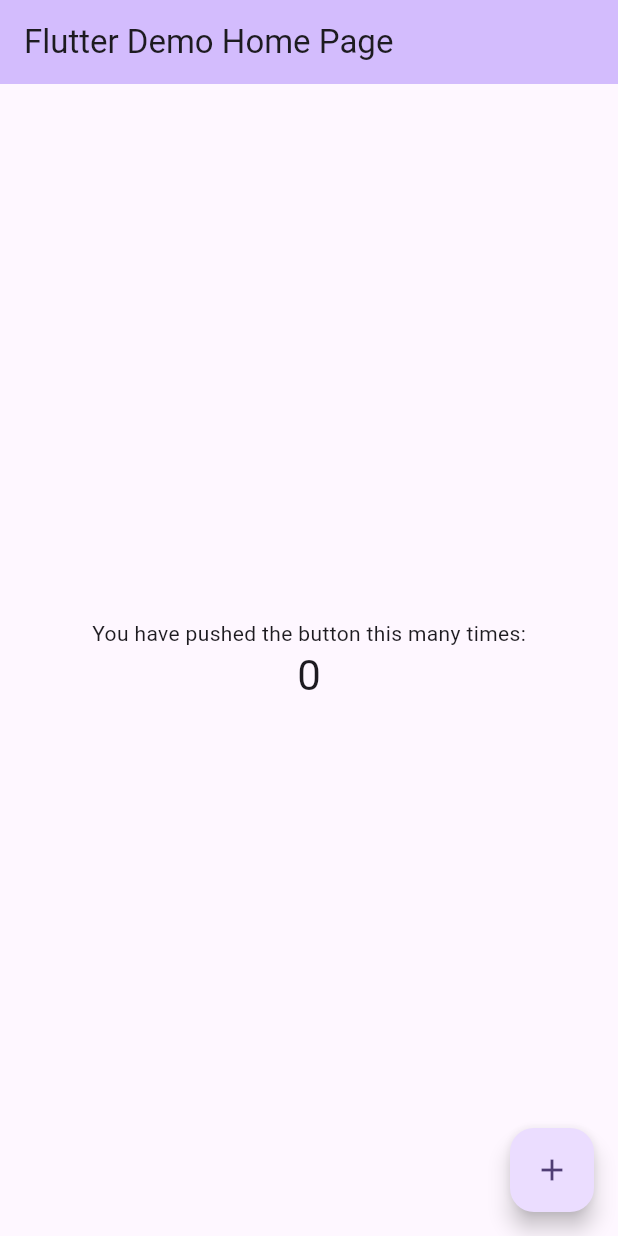
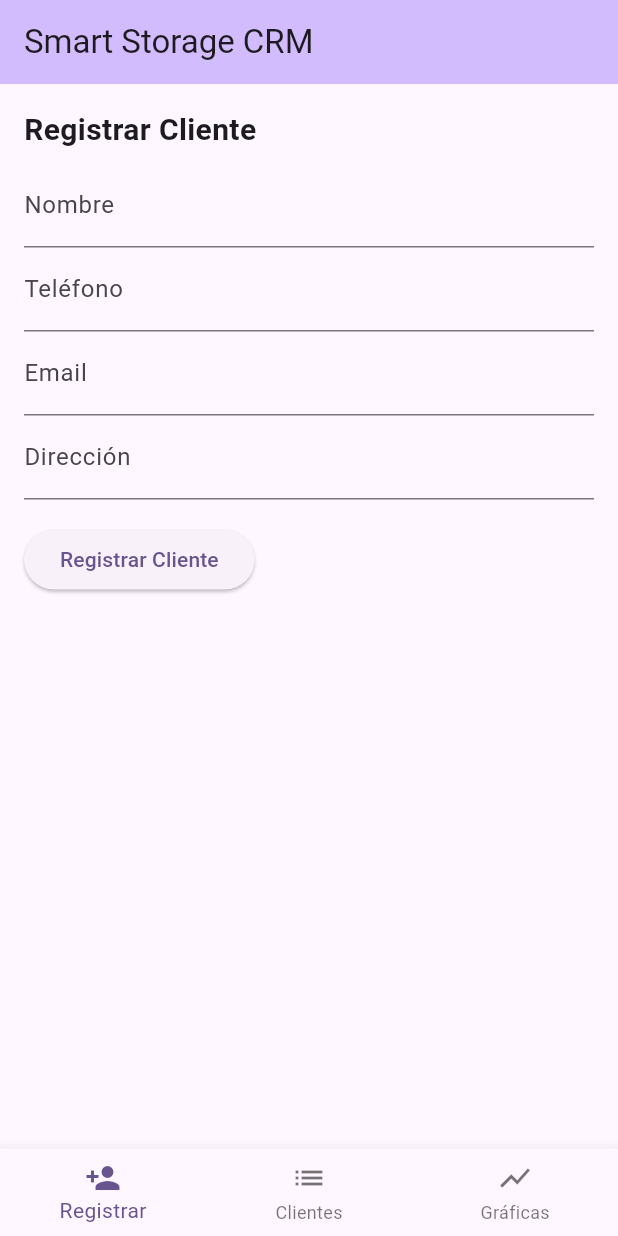
Before and after one commit to SmartStorageAI/SmartStorage-Garage, a Flutter app: the screen it shows after launch, on a phone screen of 412 x 824 dp. Run offline on Flutter 3.47's test engine with Material 3 defaults, Android fonts, the light colour scheme and no system bars.

Commit message:
esqueleto del crm

```diff
--- a/crm/lib/main.dart
+++ b/crm/lib/main.dart
@@ -1,122 +1,69 @@
 import 'package:flutter/material.dart';
+import 'screens/registro_cliente.dart';
+import 'screens/ver_clientes.dart';
+import 'screens/graficas.dart';
 
 void main() {
-  runApp(const MyApp());
+  runApp(const MyCRMApp());
 }
 
-class MyApp extends StatelessWidget {
-  const MyApp({super.key});
+class MyCRMApp extends StatelessWidget {
+  const MyCRMApp({super.key});
 
-  // This widget is the root of your application.
   @override
   Widget build(BuildContext context) {
     return MaterialApp(
-      title: 'Flutter Demo',
+      title: 'Smart Storage CRM',
       theme: ThemeData(
-        // This is the theme of your application.
-        //
-        // TRY THIS: Try running your application with "flutter run". You'll see
-        // the application has a purple toolbar. Then, without quitting the app,
-        // try changing the seedColor in the colorScheme below to Colors.green
-        // and then invoke "hot reload" (save your changes or press the "hot
-        // reload" button in a Flutter-supported IDE, or press "r" if you used
-        // the command line to start the app).
-        //
-        // Notice that the counter didn't reset back to zero; the application
-        // state is not lost during the reload. To reset the state, use hot
-        // restart instead.
-        //
-        // This works for code too, not just values: Most code changes can be
-        // tested with just a hot reload.
         colorScheme: ColorScheme.fromSeed(seedColor: Colors.deepPurple),
       ),
-      home: const MyHomePage(title: 'Flutter Demo Home Page'),
+      home: const CRMHomePage(),
     );
   }
 }
 
-class MyHomePage extends StatefulWidget {
-  const MyHomePage({super.key, required this.title});
-
-  // This widget is the home page of your application. It is stateful, meaning
-  // that it has a State object (defined below) that contains fields that affect
-  // how it looks.
-
-  // This class is the configuration for the state. It holds the values (in this
-  // case the title) provided by the parent (in this case the App widget) and
-  // used by the build method of the State. Fields in a Widget subclass are
-  // always marked "final".
-
-  final String title;
+class CRMHomePage extends StatefulWidget {
+  const CRMHomePage({super.key});
 
   @override
-  State<MyHomePage> createState() => _MyHomePageState();
+  State<CRMHomePage> createState() => _CRMHomePageState();
 }
 
-class _MyHomePageState extends State<MyHomePage> {
-  int _counter = 0;
+class _CRMHomePageState extends State<CRMHomePage> {
+  int _currentIndex = 0;
 
-  void _incrementCounter() {
-    setState(() {
-      // This call to setState tells the Flutter framework that something has
-      // changed in this State, which causes it to rerun the build method below
-      // so that the display can reflect the updated values. If we changed
-      // _counter without calling setState(), then the build method would not be
-      // called again, and so nothing would appear to happen.
-      _counter++;
-    });
-  }
+  final List<Widget> _pages = const [
+    RegistroClienteScreen(),
+    VerClientesScreen(),
+    GraficasScreen(),
+  ];
 
   @override
   Widget build(BuildContext context) {
-    // This method is rerun every time setState is called, for instance as done
-    // by the _incrementCounter method above.
-    //
-    // The Flutter framework has been optimized to make rerunning build methods
-    // fast, so that you can just rebuild anything that needs updating rather
-    // than having to individually change instances of widgets.
     return Scaffold(
       appBar: AppBar(
-        // TRY THIS: Try changing the color here to a specific color (to
-        // Colors.amber, perhaps?) and trigger a hot reload to see the AppBar
-        // change color while the other colors stay the same.
+        title: const Text("Smart Storage CRM"),
         backgroundColor: Theme.of(context).colorScheme.inversePrimary,
-        // Here we take the value from the MyHomePage object that was created by
-        // the App.build method, and use it to set our appbar title.
-        title: Text(widget.title),
       ),
-      body: Center(
-        // Center is a layout widget. It takes a single child and positions it
-        // in the middle of the parent.
-        child: Column(
-          // Column is also a layout widget. It takes a list of children and
-          // arranges them vertically. By default, it sizes itself to fit its
-          // children horizontally, and tries to be as tall as its parent.
-          //
-          // Column has various properties to control how it sizes itself and
-          // how it positions its children. Here we use mainAxisAlignment to
-          // center the children vertically; the main axis here is the vertical
-          // axis because Columns are vertical (the cross axis would be
-          // horizontal).
-          //
-          // TRY THIS: Invoke "debug painting" (choose the "Toggle Debug Paint"
-          // action in the IDE, or press "p" in the console), to see the
-          // wireframe for each widget.
-          mainAxisAlignment: MainAxisAlignment.center,
-          children: <Widget>[
-            const Text('You have pushed the button this many times:'),
-            Text(
-              '$_counter',
-              style: Theme.of(context).textTheme.headlineMedium,
-            ),
-          ],
-        ),
+      body: _pages[_currentIndex],
+      bottomNavigationBar: BottomNavigationBar(
+        currentIndex: _currentIndex,
+        onTap: (index) => setState(() => _currentIndex = index),
+        items: const [
+          BottomNavigationBarItem(
+            icon: Icon(Icons.person_add),
+            label: 'Registrar',
+          ),
+          BottomNavigationBarItem(
+            icon: Icon(Icons.list),
+            label: 'Clientes',
+          ),
+          BottomNavigationBarItem(
+            icon: Icon(Icons.show_chart),
+            label: 'Gráficas',
+          ),
+        ],
       ),
-      floatingActionButton: FloatingActionButton(
-        onPressed: _incrementCounter,
-        tooltip: 'Increment',
-        child: const Icon(Icons.add),
-      ), // This trailing comma makes auto-formatting nicer for build methods.
     );
   }
 }
--- /dev/null
+++ b/crm/lib/screens/registro_cliente.dart
@@ -0,0 +1,31 @@
+import 'package:flutter/material.dart';
+
+class RegistroClienteScreen extends StatelessWidget {
+  const RegistroClienteScreen({super.key});
+
+  @override
+  Widget build(BuildContext context) {
+    return Padding(
+      padding: const EdgeInsets.all(16),
+      child: Column(
+        crossAxisAlignment: CrossAxisAlignment.start,
+        children: [
+          const Text("Registrar Cliente",
+              style: TextStyle(fontSize: 20, fontWeight: FontWeight.bold)),
+          const SizedBox(height: 8),
+          TextField(decoration: const InputDecoration(labelText: 'Nombre')),
+          TextField(decoration: const InputDecoration(labelText: 'Teléfono')),
+          TextField(decoration: const InputDecoration(labelText: 'Email')),
+          TextField(decoration: const InputDecoration(labelText: 'Dirección')),
+          const SizedBox(height: 16),
+          ElevatedButton(
+            onPressed: () {
+              // Lógica para registrar cliente
+            },
+            child: const Text("Registrar Cliente"),
+          ),
+        ],
+      ),
+    );
+  }
+}
```
Also changed, not shown: crm/lib/screens/graficas.dart (added, +17 -0 lines), crm/lib/screens/ver_clientes.dart (added, +31 -0 lines), crm/lib/widgets/cliente_card.dart (added, +47 -0 lines).
